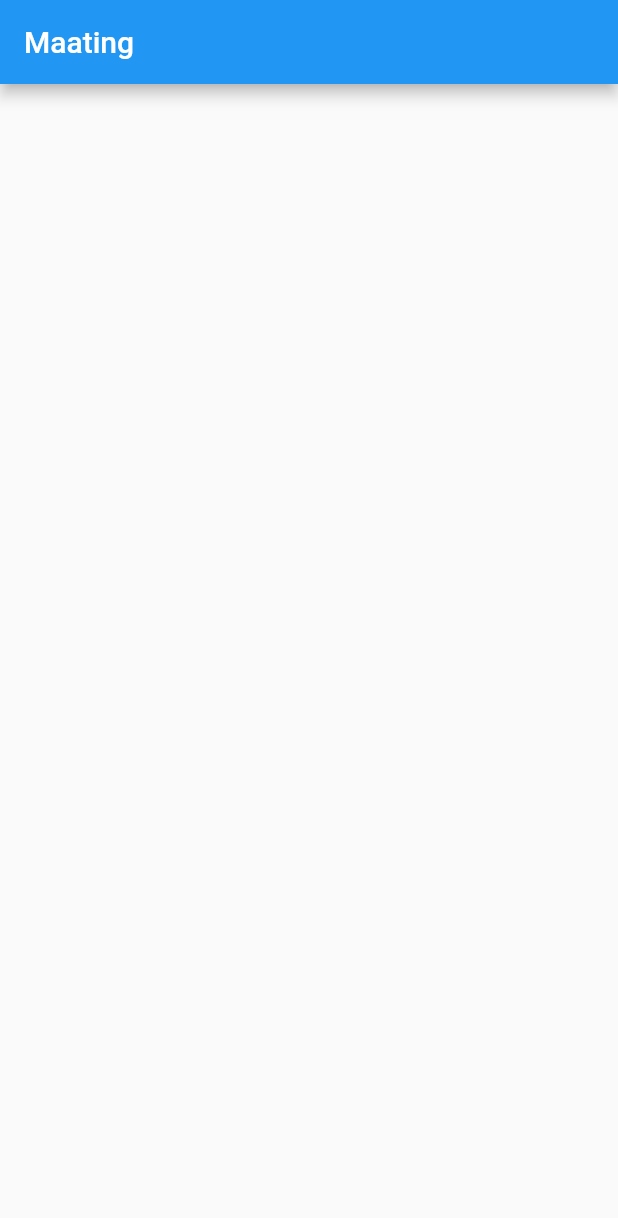
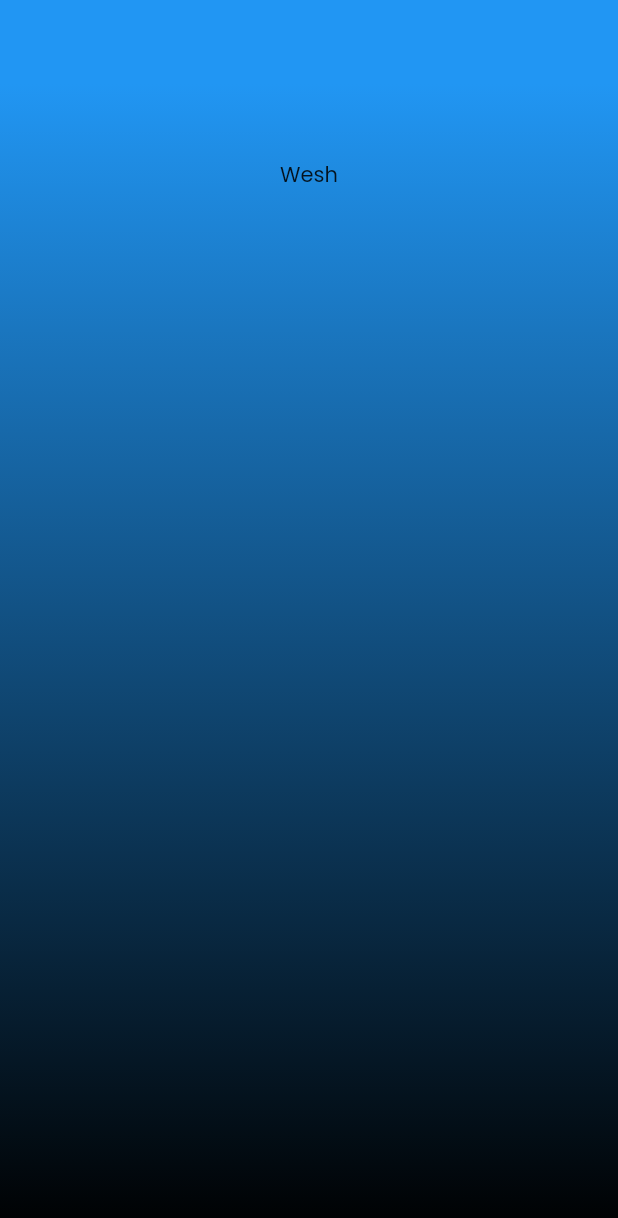
Before and after one commit to ugo-prenat/maating, a Flutter app: the screen it shows after launch, on a phone screen of 412 x 824 dp. Shown: the top 1218 px of the screen. Run offline on Flutter 3.47's test engine with Material 2 defaults, Android fonts, the phone set to English and light mode, and no system bars; our stand-ins replace google_fonts.

Commit message:
background app

```diff
--- a/frontend/lib/main.dart
+++ b/frontend/lib/main.dart
@@ -1,4 +1,6 @@
 import 'package:flutter/material.dart';
+import 'package:maating/pages/home_page.dart';
+import 'package:google_fonts/google_fonts.dart';
 
 void main() {
   runApp(const MyApp());
@@ -9,30 +11,17 @@ class MyApp extends StatelessWidget {
 
   @override
   Widget build(BuildContext context) {
+
+    final textTheme = Theme.of(context).textTheme;
+
     return MaterialApp(
       debugShowCheckedModeBanner: false,
+      routes: {},
       theme: ThemeData(
-        primarySwatch: Colors.blue,
+          textTheme: GoogleFonts.poppinsTextTheme().copyWith(
+            bodyText1: GoogleFonts.poppins(textStyle: textTheme.bodyText1))
       ),
-      home: const RootPage(),
+      home: const HomePage(),
     );
   }
 }
-
-class RootPage extends StatefulWidget {
-  const RootPage({super.key});
-
-  @override
-  State<RootPage> createState() => _RootPageState();
-}
-
-class _RootPageState extends State<RootPage> {
-  @override
-  Widget build(BuildContext context) {
-    return Scaffold(
-      appBar: AppBar(
-        title: const Text('Maating'),
-      ),
-    );
-  }
-}
--- /dev/null
+++ b/frontend/lib/pages/home_page.dart
@@ -0,0 +1,41 @@
+import 'package:flutter/material.dart';
+import 'package:maating/main.dart';
+
+class HomePage extends StatefulWidget {
+    const HomePage({super.key});
+
+  @override
+  State<HomePage> createState() => _HomePageState();
+}
+
+class _HomePageState extends State<HomePage> {
+
+  @override
+  Widget build(BuildContext context) {
+    return Scaffold(
+      appBar: AppBar(
+        backgroundColor: const Color(0xFF2196F3),
+        elevation: 0.0,
+      ),
+      body: Container(
+        decoration: const BoxDecoration(
+          gradient: LinearGradient(colors: [Color(0xFF2196F3), Color(0xFF000000)],
+          begin: FractionalOffset.topCenter,
+          end: FractionalOffset.bottomCenter,
+          stops: [0.0, 1.0],
+          tileMode: TileMode.clamp
+          ),
+        ),
+        child: Center(
+          child: Column(
+            crossAxisAlignment: CrossAxisAlignment.center,
+            children: const [
+              Padding(padding: EdgeInsets.only(top: 50)),
+              Text("Wesh")
+            ],
+          ),
+        ),
+      ),
+    );
+  }
+}
```
